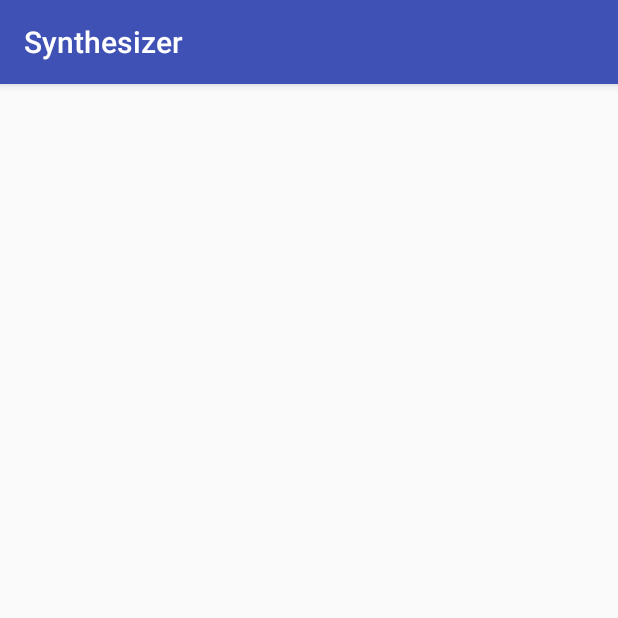
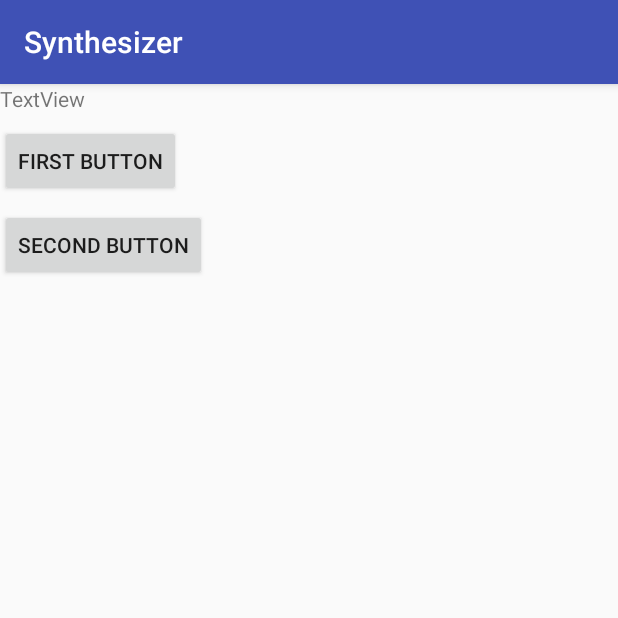
Before and after one commit to idel05/Synthesizer, an Android app: the screen it shows after launch (SynthesizerActivity), on a phone screen of 412 x 824 dp, the top half of it. Run offline under Robolectric (Android 15) with nearby library versions, the phone set to English and light mode, and no system bars.

Commit message:
who ate purple people.

```diff
--- a/app/src/main/java/com/example/idel2101/synthesizer/SynthesizerActivity.java
+++ b/app/src/main/java/com/example/idel2101/synthesizer/SynthesizerActivity.java
@@ -2,12 +2,17 @@ package com.example.idel2101.synthesizer;
 
 import android.support.v7.app.AppCompatActivity;
 import android.os.Bundle;
+import android.widget.Button;
 
 public class SynthesizerActivity extends AppCompatActivity {
+    private static final String TAG =
+            SynthesizerActivity.class.getName();
+    private Button button1;
+    private Button button2;
 
     @Override
     protected void onCreate(Bundle savedInstanceState) {
         super.onCreate(savedInstanceState);
         setContentView(R.layout.activity_synthesizer);
-    }
-}
+
+    }}
--- a/app/src/main/res/layout/activity_synthesizer.xml
+++ b/app/src/main/res/layout/activity_synthesizer.xml
@@ -4,37 +4,34 @@
     xmlns:tools="http://schemas.android.com/tools"
     android:layout_width="match_parent"
     android:layout_height="match_parent"
+    android:visibility="visible"
     tools:context=".SynthesizerActivity">
 
     <TextView
-        android:layout_width="82dp"
-        android:layout_height="19dp"
-
-        android:text="Hello World!"
-        tools:layout_editor_absoluteX="151dp"
-        tools:layout_editor_absoluteY="0dp" />
-
-    <Botton
-        android:layout_marginStart="24dp"
-        app:layout_constraintStart_toStartOf="parent" />
+        android:id="@+id/textView"
+        android:layout_width="wrap_content"
+        android:layout_height="wrap_content"
+        android:text="TextView"
+        tools:layout_editor_absoluteX="156dp"
+        tools:layout_editor_absoluteY="1dp"
+        tools:text="Hello World" />
 
     <Button
         android:id="@+id/button"
         android:layout_width="wrap_content"
         android:layout_height="wrap_content"
+        android:layout_marginTop="8dp"
         android:text="@string/button1"
-        tools:layout_editor_absoluteX="134dp"
-        tools:layout_editor_absoluteY="204dp" />
+        app:layout_constraintTop_toBottomOf="@+id/textView"
+        tools:layout_editor_absoluteX="16dp" />
 
     <Button
         android:id="@+id/button2"
         android:layout_width="wrap_content"
         android:layout_height="wrap_content"
+        android:layout_marginTop="8dp"
         android:text="@string/button2"
-        tools:layout_editor_absoluteX="122dp"
-        tools:layout_editor_absoluteY="252dp" />
-    android:layout_width="wrap_content"
-    android:layout_height="wrap_content"
-    android:text="@string/button1"
-    android:id="@+id/button1"/>
+        app:layout_constraintTop_toBottomOf="@+id/button"
+        tools:layout_editor_absoluteX="16dp" />
+
 </android.support.constraint.ConstraintLayout>
--- a/app/src/main/res/values/strings.xml
+++ b/app/src/main/res/values/strings.xml
@@ -1,5 +1,5 @@
 <resources>
     <string name="app_name">Synthesizer</string>
 <string name= "button1">First Button</string>
-    <string name= "button2">Second Button</string>
+<string name= "button2">Second Button</string>
 </resources>
```
